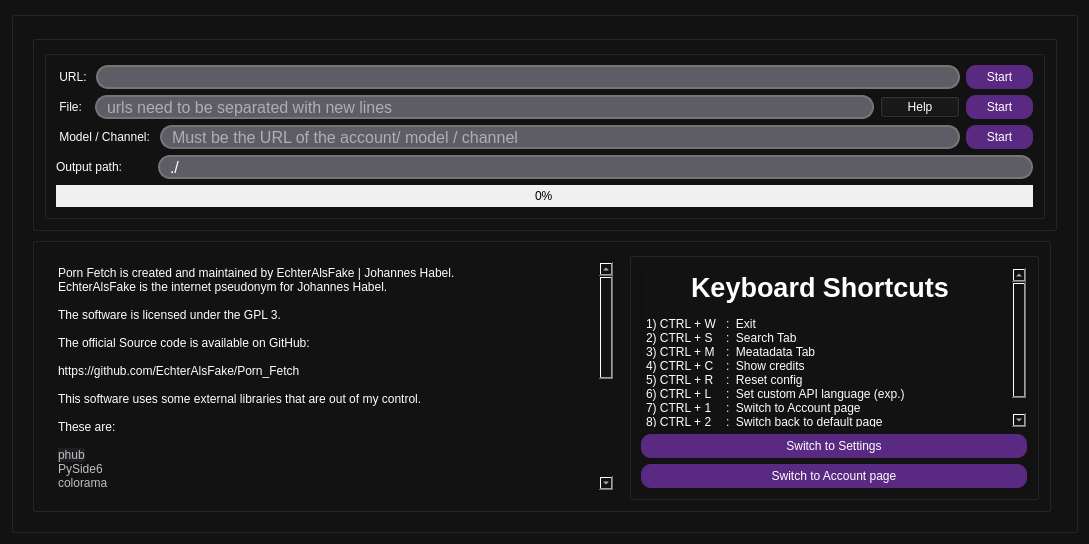
EchterAlsFake/Porn_Fetch, file src/form_redesign.ui: the form before one commit.
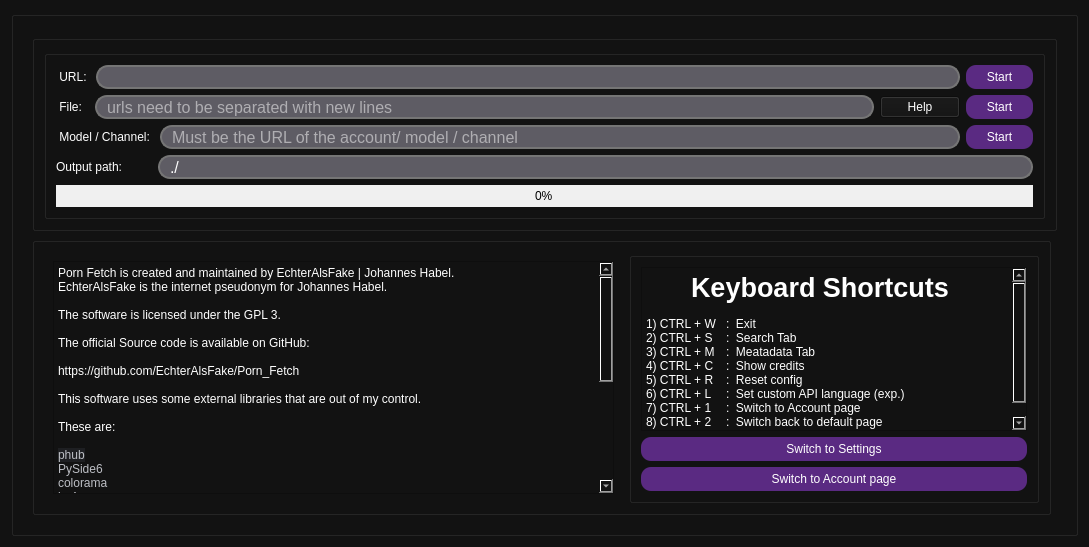
The form after the commit. The open tabs and pages were chosen to show the change. Icons and pictures are not drawn.

Commit message: Release v2.7 - Migration to PHUB v4

Patch:
```diff
--- a/src/form_redesign.ui
+++ b/src/form_redesign.ui
@@ -7,7 +7,7 @@
     <x>0</x>
     <y>0</y>
     <width>1089</width>
-    <height>544</height>
+    <height>547</height>
    </rect>
   </property>
   <property name="windowTitle">
@@ -1244,31 +1244,31 @@
 hr { height: 1px; border-width: 0; }
 li.unchecked::marker { content: &quot;\2610&quot;; }
 li.checked::marker { content: &quot;\2612&quot;; }
-&lt;/style&gt;&lt;/head&gt;&lt;body style=&quot; font-family:'Sans Serif'; font-size:9pt; font-weight:400; font-style:normal;&quot;&gt;
-&lt;p style=&quot; margin-top:0px; margin-bottom:0px; margin-left:0px; margin-right:0px; -qt-block-indent:0; text-indent:0px;&quot;&gt;&lt;span style=&quot; color:#ffffff;&quot;&gt;Porn Fetch is created and maintained by EchterAlsFake | Johannes Habel.&lt;/span&gt;&lt;/p&gt;
-&lt;p style=&quot; margin-top:0px; margin-bottom:0px; margin-left:0px; margin-right:0px; -qt-block-indent:0; text-indent:0px;&quot;&gt;&lt;span style=&quot; color:#ffffff;&quot;&gt;EchterAlsFake is the internet pseudonym for Johannes Habel.&lt;/span&gt;&lt;/p&gt;
-&lt;p style=&quot;-qt-paragraph-type:empty; margin-top:0px; margin-bottom:0px; margin-left:0px; margin-right:0px; -qt-block-indent:0; text-indent:0px; color:#ffffff;&quot;&gt;&lt;br /&gt;&lt;/p&gt;
-&lt;p style=&quot; margin-top:0px; margin-bottom:0px; margin-left:0px; margin-right:0px; -qt-block-indent:0; text-indent:0px;&quot;&gt;&lt;span style=&quot; color:#ffffff;&quot;&gt;The software is licensed under the GPL 3.&lt;/span&gt;&lt;/p&gt;
-&lt;p style=&quot;-qt-paragraph-type:empty; margin-top:0px; margin-bottom:0px; margin-left:0px; margin-right:0px; -qt-block-indent:0; text-indent:0px; color:#ffffff;&quot;&gt;&lt;br /&gt;&lt;/p&gt;
-&lt;p style=&quot; margin-top:0px; margin-bottom:0px; margin-left:0px; margin-right:0px; -qt-block-indent:0; text-indent:0px;&quot;&gt;&lt;span style=&quot; color:#ffffff;&quot;&gt;The official Source code is available on GitHub:&lt;/span&gt;&lt;/p&gt;
-&lt;p style=&quot;-qt-paragraph-type:empty; margin-top:0px; margin-bottom:0px; margin-left:0px; margin-right:0px; -qt-block-indent:0; text-indent:0px; color:#ffffff;&quot;&gt;&lt;br /&gt;&lt;/p&gt;
-&lt;p style=&quot; margin-top:0px; margin-bottom:0px; margin-left:0px; margin-right:0px; -qt-block-indent:0; text-indent:0px;&quot;&gt;&lt;span style=&quot; color:#ffffff;&quot;&gt;https://github.com/EchterAlsFake/Porn_Fetch&lt;/span&gt;&lt;/p&gt;
-&lt;p style=&quot;-qt-paragraph-type:empty; margin-top:0px; margin-bottom:0px; margin-left:0px; margin-right:0px; -qt-block-indent:0; text-indent:0px; color:#ffffff;&quot;&gt;&lt;br /&gt;&lt;/p&gt;
-&lt;p style=&quot; margin-top:0px; margin-bottom:0px; margin-left:0px; margin-right:0px; -qt-block-indent:0; text-indent:0px;&quot;&gt;&lt;span style=&quot; color:#ffffff;&quot;&gt;This software uses some external libraries that are out of my control.&lt;/span&gt;&lt;/p&gt;
-&lt;p style=&quot;-qt-paragraph-type:empty; margin-top:0px; margin-bottom:0px; margin-left:0px; margin-right:0px; -qt-block-indent:0; text-indent:0px; color:#ffffff;&quot;&gt;&lt;br /&gt;&lt;/p&gt;
-&lt;p style=&quot; margin-top:0px; margin-bottom:0px; margin-left:0px; margin-right:0px; -qt-block-indent:0; text-indent:0px;&quot;&gt;&lt;span style=&quot; color:#ffffff;&quot;&gt;These are:&lt;/span&gt;&lt;/p&gt;
-&lt;p style=&quot;-qt-paragraph-type:empty; margin-top:0px; margin-bottom:0px; margin-left:0px; margin-right:0px; -qt-block-indent:0; text-indent:0px; color:#ffffff;&quot;&gt;&lt;br /&gt;&lt;/p&gt;
-&lt;p style=&quot; margin-top:0px; margin-bottom:0px; margin-left:0px; margin-right:0px; -qt-block-indent:0; text-indent:0px;&quot;&gt;&lt;span style=&quot; font-family:'JetBrains Mono','monospace'; color:#bcbec4; background-color:#1e1f22;&quot;&gt;phub&lt;/span&gt;&lt;span style=&quot; font-family:'JetBrains Mono','monospace'; color:#bcbec4;&quot;&gt;&lt;br /&gt;PySide6&lt;br /&gt;colorama&lt;br /&gt;bs4&lt;br /&gt;tqdm&lt;br /&gt;sentry-sdk&lt;br /&gt;wget&lt;br /&gt;requests&lt;/span&gt;&lt;/p&gt;
-&lt;p style=&quot;-qt-paragraph-type:empty; margin-top:0px; margin-bottom:0px; margin-left:0px; margin-right:0px; -qt-block-indent:0; text-indent:0px; color:#ffffff;&quot;&gt;&lt;br /&gt;&lt;/p&gt;
-&lt;p style=&quot; margin-top:0px; margin-bottom:0px; margin-left:0px; margin-right:0px; -qt-block-indent:0; text-indent:0px;&quot;&gt;&lt;span style=&quot; color:#ffffff;&quot;&gt;Graphics:&lt;/span&gt;&lt;/p&gt;
-&lt;p style=&quot;-qt-paragraph-type:empty; margin-top:0px; margin-bottom:0px; margin-left:0px; margin-right:0px; -qt-block-indent:0; text-indent:0px; color:#ffffff;&quot;&gt;&lt;br /&gt;&lt;/p&gt;
-&lt;p style=&quot;-qt-paragraph-type:empty; margin-top:0px; margin-bottom:0px; margin-left:0px; margin-right:0px; -qt-block-indent:0; text-indent:0px;&quot;&gt;&lt;br /&gt;&lt;/p&gt;
-&lt;p style=&quot; margin-top:0px; margin-bottom:0px; margin-left:0px; margin-right:0px; -qt-block-indent:0; text-indent:0px;&quot;&gt;&lt;span style=&quot; color:#ffffff;&quot;&gt;Checkmark Icon: &lt;/span&gt;&lt;span style=&quot; font-family:'JetBrains Mono','monospace'; color:#6a8759;&quot;&gt;https://www.iconsdb.com/barbie-pink-icons/checkmark-icon.html&lt;/span&gt;&lt;/p&gt;
-&lt;p style=&quot;-qt-paragraph-type:empty; margin-top:0px; margin-bottom:0px; margin-left:0px; margin-right:0px; -qt-block-indent:0; text-indent:0px; color:#ffffff;&quot;&gt;&lt;br /&gt;&lt;/p&gt;
-&lt;p style=&quot; margin-top:0px; margin-bottom:0px; margin-left:0px; margin-right:0px; -qt-block-indent:0; text-indent:0px;&quot;&gt;&lt;span style=&quot; color:#ffffff;&quot;&gt;A special thanks to Egsagon for creating PHUB.&lt;/span&gt;&lt;/p&gt;
-&lt;p style=&quot; margin-top:0px; margin-bottom:0px; margin-left:0px; margin-right:0px; -qt-block-indent:0; text-indent:0px;&quot;&gt;&lt;span style=&quot; color:#ffffff;&quot;&gt;This project would not be possible without his great API and I have much respect for him!&lt;/span&gt;&lt;/p&gt;
-&lt;p style=&quot;-qt-paragraph-type:empty; margin-top:0px; margin-bottom:0px; margin-left:0px; margin-right:0px; -qt-block-indent:0; text-indent:0px; color:#ffffff;&quot;&gt;&lt;br /&gt;&lt;/p&gt;
-&lt;p style=&quot; margin-top:0px; margin-bottom:0px; margin-left:0px; margin-right:0px; -qt-block-indent:0; text-indent:0px;&quot;&gt;&lt;span style=&quot; color:#ffffff;&quot;&gt;2.5 - 2023&lt;/span&gt;&lt;/p&gt;&lt;/body&gt;&lt;/html&gt;</string>
+&lt;/style&gt;&lt;/head&gt;&lt;body style=&quot; font-family:'Cantarell'; font-size:11pt; font-weight:400; font-style:normal;&quot;&gt;
+&lt;p style=&quot; margin-top:0px; margin-bottom:0px; margin-left:0px; margin-right:0px; -qt-block-indent:0; text-indent:0px;&quot;&gt;&lt;span style=&quot; font-family:'Sans Serif'; font-size:9pt; color:#ffffff;&quot;&gt;Porn Fetch is created and maintained by EchterAlsFake | Johannes Habel.&lt;/span&gt;&lt;/p&gt;
+&lt;p style=&quot; margin-top:0px; margin-bottom:0px; margin-left:0px; margin-right:0px; -qt-block-indent:0; text-indent:0px;&quot;&gt;&lt;span style=&quot; font-family:'Sans Serif'; font-size:9pt; color:#ffffff;&quot;&gt;EchterAlsFake is the internet pseudonym for Johannes Habel.&lt;/span&gt;&lt;/p&gt;
+&lt;p style=&quot;-qt-paragraph-type:empty; margin-top:0px; margin-bottom:0px; margin-left:0px; margin-right:0px; -qt-block-indent:0; text-indent:0px; font-family:'Sans Serif'; font-size:9pt; color:#ffffff;&quot;&gt;&lt;br /&gt;&lt;/p&gt;
+&lt;p style=&quot; margin-top:0px; margin-bottom:0px; margin-left:0px; margin-right:0px; -qt-block-indent:0; text-indent:0px;&quot;&gt;&lt;span style=&quot; font-family:'Sans Serif'; font-size:9pt; color:#ffffff;&quot;&gt;The software is licensed under the GPL 3.&lt;/span&gt;&lt;/p&gt;
+&lt;p style=&quot;-qt-paragraph-type:empty; margin-top:0px; margin-bottom:0px; margin-left:0px; margin-right:0px; -qt-block-indent:0; text-indent:0px; font-family:'Sans Serif'; font-size:9pt; color:#ffffff;&quot;&gt;&lt;br /&gt;&lt;/p&gt;
+&lt;p style=&quot; margin-top:0px; margin-bottom:0px; margin-left:0px; margin-right:0px; -qt-block-indent:0; text-indent:0px;&quot;&gt;&lt;span style=&quot; font-family:'Sans Serif'; font-size:9pt; color:#ffffff;&quot;&gt;The official Source code is available on GitHub:&lt;/span&gt;&lt;/p&gt;
+&lt;p style=&quot;-qt-paragraph-type:empty; margin-top:0px; margin-bottom:0px; margin-left:0px; margin-right:0px; -qt-block-indent:0; text-indent:0px; font-family:'Sans Serif'; font-size:9pt; color:#ffffff;&quot;&gt;&lt;br /&gt;&lt;/p&gt;
+&lt;p style=&quot; margin-top:0px; margin-bottom:0px; margin-left:0px; margin-right:0px; -qt-block-indent:0; text-indent:0px;&quot;&gt;&lt;span style=&quot; font-family:'Sans Serif'; font-size:9pt; color:#ffffff;&quot;&gt;https://github.com/EchterAlsFake/Porn_Fetch&lt;/span&gt;&lt;/p&gt;
+&lt;p style=&quot;-qt-paragraph-type:empty; margin-top:0px; margin-bottom:0px; margin-left:0px; margin-right:0px; -qt-block-indent:0; text-indent:0px; font-family:'Sans Serif'; font-size:9pt; color:#ffffff;&quot;&gt;&lt;br /&gt;&lt;/p&gt;
+&lt;p style=&quot; margin-top:0px; margin-bottom:0px; margin-left:0px; margin-right:0px; -qt-block-indent:0; text-indent:0px;&quot;&gt;&lt;span style=&quot; font-family:'Sans Serif'; font-size:9pt; color:#ffffff;&quot;&gt;This software uses some external libraries that are out of my control.&lt;/span&gt;&lt;/p&gt;
+&lt;p style=&quot;-qt-paragraph-type:empty; margin-top:0px; margin-bottom:0px; margin-left:0px; margin-right:0px; -qt-block-indent:0; text-indent:0px; font-family:'Sans Serif'; font-size:9pt; color:#ffffff;&quot;&gt;&lt;br /&gt;&lt;/p&gt;
+&lt;p style=&quot; margin-top:0px; margin-bottom:0px; margin-left:0px; margin-right:0px; -qt-block-indent:0; text-indent:0px;&quot;&gt;&lt;span style=&quot; font-family:'Sans Serif'; font-size:9pt; color:#ffffff;&quot;&gt;These are:&lt;/span&gt;&lt;/p&gt;
+&lt;p style=&quot;-qt-paragraph-type:empty; margin-top:0px; margin-bottom:0px; margin-left:0px; margin-right:0px; -qt-block-indent:0; text-indent:0px; font-family:'Sans Serif'; font-size:9pt; color:#ffffff;&quot;&gt;&lt;br /&gt;&lt;/p&gt;
+&lt;p style=&quot; margin-top:0px; margin-bottom:0px; margin-left:0px; margin-right:0px; -qt-block-indent:0; text-indent:0px;&quot;&gt;&lt;span style=&quot; font-family:'JetBrains Mono','monospace'; font-size:9pt; color:#bcbec4; background-color:#1e1f22;&quot;&gt;phub&lt;/span&gt;&lt;span style=&quot; font-family:'JetBrains Mono','monospace'; font-size:9pt; color:#bcbec4;&quot;&gt;&lt;br /&gt;PySide6&lt;br /&gt;colorama&lt;br /&gt;bs4&lt;br /&gt;tqdm&lt;br /&gt;sentry-sdk&lt;br /&gt;wget&lt;br /&gt;requests&lt;/span&gt;&lt;/p&gt;
+&lt;p style=&quot;-qt-paragraph-type:empty; margin-top:0px; margin-bottom:0px; margin-left:0px; margin-right:0px; -qt-block-indent:0; text-indent:0px; font-family:'Sans Serif'; font-size:9pt; color:#ffffff;&quot;&gt;&lt;br /&gt;&lt;/p&gt;
+&lt;p style=&quot; margin-top:0px; margin-bottom:0px; margin-left:0px; margin-right:0px; -qt-block-indent:0; text-indent:0px;&quot;&gt;&lt;span style=&quot; font-family:'Sans Serif'; font-size:9pt; color:#ffffff;&quot;&gt;Graphics:&lt;/span&gt;&lt;/p&gt;
+&lt;p style=&quot;-qt-paragraph-type:empty; margin-top:0px; margin-bottom:0px; margin-left:0px; margin-right:0px; -qt-block-indent:0; text-indent:0px; font-family:'Sans Serif'; font-size:9pt; color:#ffffff;&quot;&gt;&lt;br /&gt;&lt;/p&gt;
+&lt;p style=&quot;-qt-paragraph-type:empty; margin-top:0px; margin-bottom:0px; margin-left:0px; margin-right:0px; -qt-block-indent:0; text-indent:0px; font-family:'Sans Serif'; font-size:9pt;&quot;&gt;&lt;br /&gt;&lt;/p&gt;
+&lt;p style=&quot; margin-top:0px; margin-bottom:0px; margin-left:0px; margin-right:0px; -qt-block-indent:0; text-indent:0px;&quot;&gt;&lt;span style=&quot; font-family:'Sans Serif'; font-size:9pt; color:#ffffff;&quot;&gt;Checkmark Icon: &lt;/span&gt;&lt;span style=&quot; font-family:'JetBrains Mono','monospace'; font-size:9pt; color:#6a8759;&quot;&gt;https://www.iconsdb.com/barbie-pink-icons/checkmark-icon.html&lt;/span&gt;&lt;/p&gt;
+&lt;p style=&quot;-qt-paragraph-type:empty; margin-top:0px; margin-bottom:0px; margin-left:0px; margin-right:0px; -qt-block-indent:0; text-indent:0px; font-family:'Sans Serif'; font-size:9pt; color:#ffffff;&quot;&gt;&lt;br /&gt;&lt;/p&gt;
+&lt;p style=&quot; margin-top:0px; margin-bottom:0px; margin-left:0px; margin-right:0px; -qt-block-indent:0; text-indent:0px;&quot;&gt;&lt;span style=&quot; font-family:'Sans Serif'; font-size:9pt; color:#ffffff;&quot;&gt;A special thanks to Egsagon for creating PHUB.&lt;/span&gt;&lt;/p&gt;
+&lt;p style=&quot; margin-top:0px; margin-bottom:0px; margin-left:0px; margin-right:0px; -qt-block-indent:0; text-indent:0px;&quot;&gt;&lt;span style=&quot; font-family:'Sans Serif'; font-size:9pt; color:#ffffff;&quot;&gt;This project would not be possible without his great API and I have much respect for him!&lt;/span&gt;&lt;/p&gt;
+&lt;p style=&quot;-qt-paragraph-type:empty; margin-top:0px; margin-bottom:0px; margin-left:0px; margin-right:0px; -qt-block-indent:0; text-indent:0px; font-family:'Sans Serif'; font-size:9pt; color:#ffffff;&quot;&gt;&lt;br /&gt;&lt;/p&gt;
+&lt;p style=&quot; margin-top:0px; margin-bottom:0px; margin-left:0px; margin-right:0px; -qt-block-indent:0; text-indent:0px;&quot;&gt;&lt;span style=&quot; font-family:'Sans Serif'; font-size:9pt; color:#ffffff;&quot;&gt;2.7 - 2023&lt;/span&gt;&lt;/p&gt;&lt;/body&gt;&lt;/html&gt;</string>
                    </property>
                   </widget>
                  </item>
@@ -1291,18 +1291,18 @@
 hr { height: 1px; border-width: 0; }
 li.unchecked::marker { content: &quot;\2610&quot;; }
 li.checked::marker { content: &quot;\2612&quot;; }
-&lt;/style&gt;&lt;/head&gt;&lt;body style=&quot; font-family:'Sans Serif'; font-size:9pt; font-weight:400; font-style:normal;&quot;&gt;
-&lt;p style=&quot; margin-top:0px; margin-bottom:0px; margin-left:0px; margin-right:0px; -qt-block-indent:0; text-indent:0px;&quot;&gt;&lt;span style=&quot; font-size:20pt; font-weight:700; color:#ffffff;&quot;&gt;      Keyboard Shortcuts&lt;/span&gt;&lt;/p&gt;
-&lt;p style=&quot;-qt-paragraph-type:empty; margin-top:0px; margin-bottom:0px; margin-left:0px; margin-right:0px; -qt-block-indent:0; text-indent:0px;&quot;&gt;&lt;br /&gt;&lt;/p&gt;
-&lt;p style=&quot; margin-top:0px; margin-bottom:0px; margin-left:0px; margin-right:0px; -qt-block-indent:0; text-indent:0px;&quot;&gt;&lt;span style=&quot; color:#ffffff;&quot;&gt;1) CTRL + W	:  Exit		&lt;/span&gt;&lt;/p&gt;
-&lt;p style=&quot; margin-top:0px; margin-bottom:0px; margin-left:0px; margin-right:0px; -qt-block-indent:0; text-indent:0px;&quot;&gt;&lt;span style=&quot; color:#ffffff;&quot;&gt;2) CTRL + S	:  Search Tab&lt;/span&gt;&lt;/p&gt;
-&lt;p style=&quot; margin-top:0px; margin-bottom:0px; margin-left:0px; margin-right:0px; -qt-block-indent:0; text-indent:0px;&quot;&gt;&lt;span style=&quot; color:#ffffff;&quot;&gt;3) CTRL + M	:  Meatadata Tab	&lt;/span&gt;&lt;/p&gt;
-&lt;p style=&quot; margin-top:0px; margin-bottom:0px; margin-left:0px; margin-right:0px; -qt-block-indent:0; text-indent:0px;&quot;&gt;&lt;span style=&quot; color:#ffffff;&quot;&gt;4) CTRL + C	:  Show credits&lt;/span&gt;&lt;/p&gt;
-&lt;p style=&quot; margin-top:0px; margin-bottom:0px; margin-left:0px; margin-right:0px; -qt-block-indent:0; text-indent:0px;&quot;&gt;&lt;span style=&quot; color:#ffffff;&quot;&gt;5) CTRL + R	:  Reset config		&lt;/span&gt;&lt;/p&gt;
-&lt;p style=&quot; margin-top:0px; margin-bottom:0px; margin-left:0px; margin-right:0px; -qt-block-indent:0; text-indent:0px;&quot;&gt;&lt;span style=&quot; color:#ffffff;&quot;&gt;6) CTRL + L	:  Set custom API language (exp.) &lt;/span&gt;&lt;/p&gt;
-&lt;p style=&quot; margin-top:0px; margin-bottom:0px; margin-left:0px; margin-right:0px; -qt-block-indent:0; text-indent:0px;&quot;&gt;&lt;span style=&quot; color:#ffffff;&quot;&gt;7) CTRL + 1	:  Switch to Account page &lt;/span&gt;&lt;/p&gt;
-&lt;p style=&quot; margin-top:0px; margin-bottom:0px; margin-left:0px; margin-right:0px; -qt-block-indent:0; text-indent:0px;&quot;&gt;&lt;span style=&quot; color:#ffffff;&quot;&gt;8) CTRL + 2	:  Switch back to default page&lt;/span&gt;&lt;/p&gt;
-&lt;p style=&quot; margin-top:0px; margin-bottom:0px; margin-left:0px; margin-right:0px; -qt-block-indent:0; text-indent:0px;&quot;&gt;&lt;span style=&quot; color:#ffffff;&quot;&gt;9) CTRL + 3 	:  Switch to Settings&lt;/span&gt;&lt;/p&gt;&lt;/body&gt;&lt;/html&gt;</string>
+&lt;/style&gt;&lt;/head&gt;&lt;body style=&quot; font-family:'Cantarell'; font-size:11pt; font-weight:400; font-style:normal;&quot;&gt;
+&lt;p style=&quot; margin-top:0px; margin-bottom:0px; margin-left:0px; margin-right:0px; -qt-block-indent:0; text-indent:0px;&quot;&gt;&lt;span style=&quot; font-family:'Sans Serif'; font-size:20pt; font-weight:700; color:#ffffff;&quot;&gt;      Keyboard Shortcuts&lt;/span&gt;&lt;/p&gt;
+&lt;p style=&quot;-qt-paragraph-type:empty; margin-top:0px; margin-bottom:0px; margin-left:0px; margin-right:0px; -qt-block-indent:0; text-indent:0px; font-family:'Sans Serif'; font-size:9pt;&quot;&gt;&lt;br /&gt;&lt;/p&gt;
+&lt;p style=&quot; margin-top:0px; margin-bottom:0px; margin-left:0px; margin-right:0px; -qt-block-indent:0; text-indent:0px;&quot;&gt;&lt;span style=&quot; font-family:'Sans Serif'; font-size:9pt; color:#ffffff;&quot;&gt;1) CTRL + W	:  Exit		&lt;/span&gt;&lt;/p&gt;
+&lt;p style=&quot; margin-top:0px; margin-bottom:0px; margin-left:0px; margin-right:0px; -qt-block-indent:0; text-indent:0px;&quot;&gt;&lt;span style=&quot; font-family:'Sans Serif'; font-size:9pt; color:#ffffff;&quot;&gt;2) CTRL + S	:  Search Tab&lt;/span&gt;&lt;/p&gt;
+&lt;p style=&quot; margin-top:0px; margin-bottom:0px; margin-left:0px; margin-right:0px; -qt-block-indent:0; text-indent:0px;&quot;&gt;&lt;span style=&quot; font-family:'Sans Serif'; font-size:9pt; color:#ffffff;&quot;&gt;3) CTRL + M	:  Meatadata Tab	&lt;/span&gt;&lt;/p&gt;
+&lt;p style=&quot; margin-top:0px; margin-bottom:0px; margin-left:0px; margin-right:0px; -qt-block-indent:0; text-indent:0px;&quot;&gt;&lt;span style=&quot; font-family:'Sans Serif'; font-size:9pt; color:#ffffff;&quot;&gt;4) CTRL + C	:  Show credits&lt;/span&gt;&lt;/p&gt;
+&lt;p style=&quot; margin-top:0px; margin-bottom:0px; margin-left:0px; margin-right:0px; -qt-block-indent:0; text-indent:0px;&quot;&gt;&lt;span style=&quot; font-family:'Sans Serif'; font-size:9pt; color:#ffffff;&quot;&gt;5) CTRL + R	:  Reset config		&lt;/span&gt;&lt;/p&gt;
+&lt;p style=&quot; margin-top:0px; margin-bottom:0px; margin-left:0px; margin-right:0px; -qt-block-indent:0; text-indent:0px;&quot;&gt;&lt;span style=&quot; font-family:'Sans Serif'; font-size:9pt; color:#ffffff;&quot;&gt;6) CTRL + L	:  Set custom API language (exp.) &lt;/span&gt;&lt;/p&gt;
+&lt;p style=&quot; margin-top:0px; margin-bottom:0px; margin-left:0px; margin-right:0px; -qt-block-indent:0; text-indent:0px;&quot;&gt;&lt;span style=&quot; font-family:'Sans Serif'; font-size:9pt; color:#ffffff;&quot;&gt;7) CTRL + 1	:  Switch to Account page &lt;/span&gt;&lt;/p&gt;
+&lt;p style=&quot; margin-top:0px; margin-bottom:0px; margin-left:0px; margin-right:0px; -qt-block-indent:0; text-indent:0px;&quot;&gt;&lt;span style=&quot; font-family:'Sans Serif'; font-size:9pt; color:#ffffff;&quot;&gt;8) CTRL + 2	:  Switch back to default page&lt;/span&gt;&lt;/p&gt;
+&lt;p style=&quot; margin-top:0px; margin-bottom:0px; margin-left:0px; margin-right:0px; -qt-block-indent:0; text-indent:0px;&quot;&gt;&lt;span style=&quot; font-family:'Sans Serif'; font-size:9pt; color:#ffffff;&quot;&gt;9) CTRL + 3 	:  Switch to Settings&lt;/span&gt;&lt;/p&gt;&lt;/body&gt;&lt;/html&gt;</string>
                   </property>
                  </widget>
                 </item>
```
Left out of the diff: 6 changed lines with no effect on the pictures. The commit also changes 8 other files.
